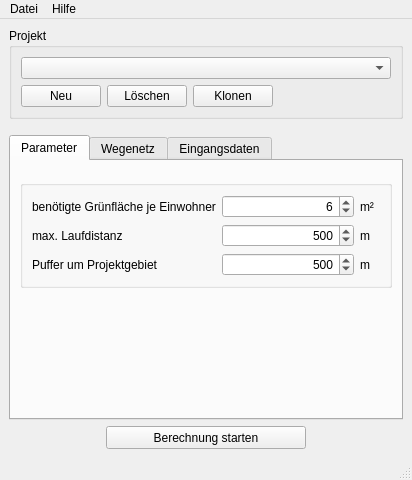
GertzGutscheRuemenapp/gruenflaechenbewertung, file ui/OTP_main_window.ui: the form before one commit.
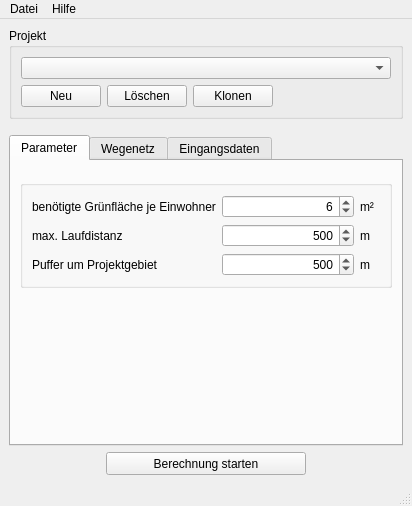
The form after the commit.

The edit to the form file:
```diff
--- a/ui/OTP_main_window.ui
+++ b/ui/OTP_main_window.ui
@@ -7,7 +7,7 @@
     <x>0</x>
     <y>0</y>
     <width>391</width>
-    <height>480</height>
+    <height>506</height>
    </rect>
   </property>
   <property name="windowTitle">
```
